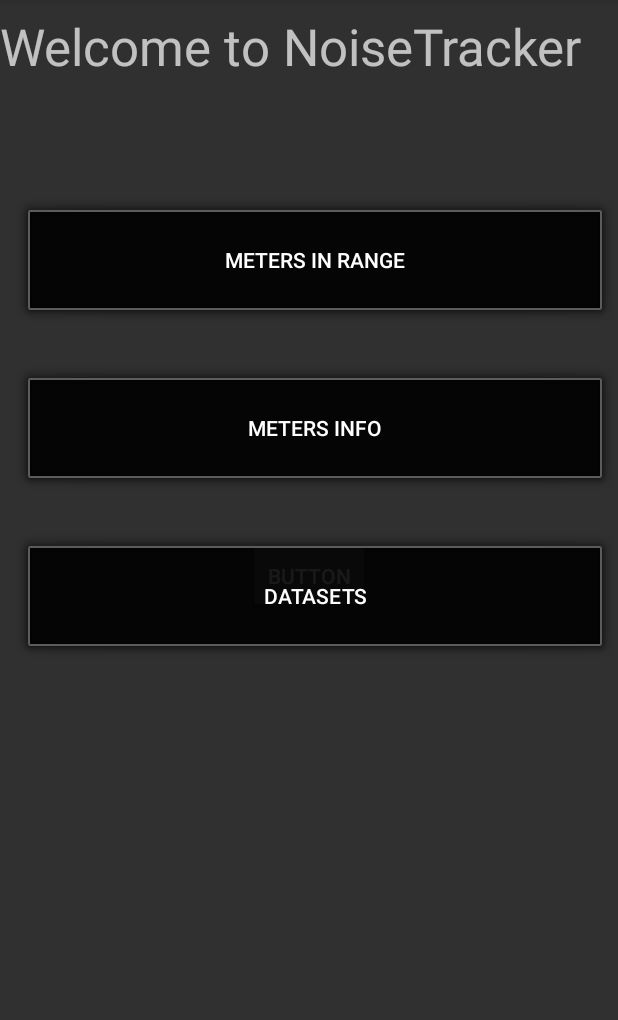
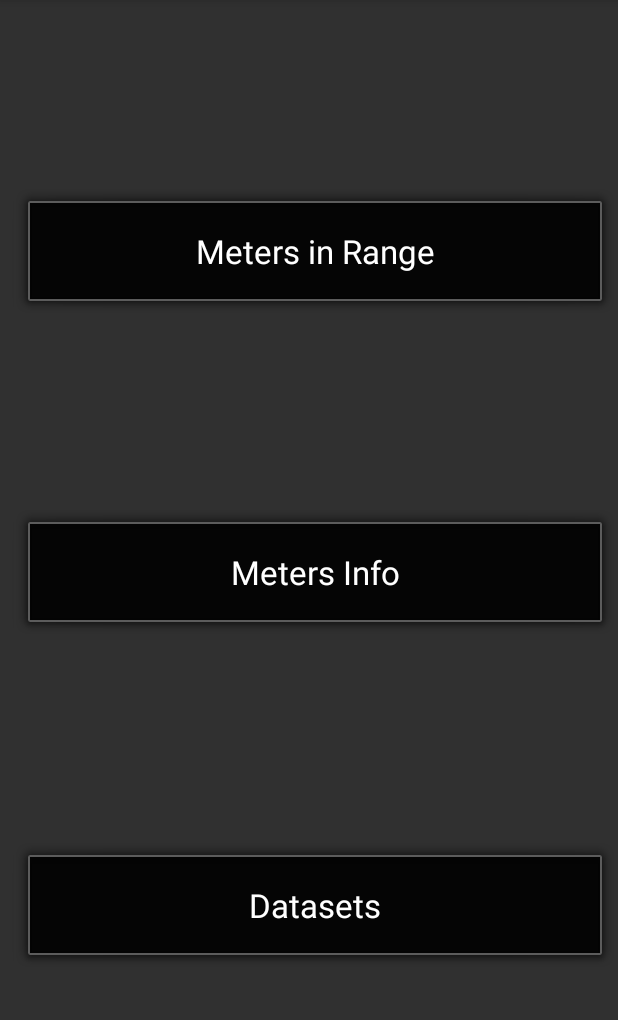
Before and after one commit to ThierrySt-Arnaud/390C-Project, an Android app: the screen it shows after launch (MainActivity), on a phone screen of 412 x 824 dp, the part 84-1104 px from its top. Run offline under Robolectric (Android 15) with nearby library versions, the phone set to English and light mode, and no system bars.

Commit message:
Fixed some UI elements: - Linked all hardcoded strings to the string.xml file - Fixed button relative positions in main activitiy - Removed welcome text in main activity - Removed unused button in main activity - Set orientation to remain in portrait mode

```diff
--- a/SoundLevelApp/app/src/main/res/layout/activity_main.xml
+++ b/SoundLevelApp/app/src/main/res/layout/activity_main.xml
@@ -1,48 +1,29 @@
 <?xml version="1.0" encoding="utf-8"?>
-<android.support.constraint.ConstraintLayout xmlns:android="http://schemas.android.com/apk/res/android"
+<android.support.constraint.ConstraintLayout
+    xmlns:android="http://schemas.android.com/apk/res/android"
     xmlns:app="http://schemas.android.com/apk/res-auto"
     xmlns:tools="http://schemas.android.com/tools"
     android:layout_width="match_parent"
     android:layout_height="match_parent"
-    tools:context="ca.concordia.teamc.soundlevelapp.MainActivity">
-
-    <Button
-        android:id="@+id/button2"
-        android:layout_width="81dp"
-        android:layout_height="49dp"
-        android:layout_marginBottom="8dp"
-        android:layout_marginEnd="8dp"
-        android:layout_marginStart="8dp"
-        android:layout_marginTop="8dp"
-        android:text="Button"
-        app:layout_constraintBottom_toBottomOf="parent"
-        app:layout_constraintEnd_toEndOf="parent"
-        app:layout_constraintStart_toStartOf="parent"
-        app:layout_constraintTop_toTopOf="parent" />
-
-    <TextView
-        android:id="@+id/textView"
-        android:layout_width="match_parent"
-        android:layout_height="100dp"
-        android:layout_alignParentStart="true"
-        android:layout_alignParentTop="true"
-        android:layout_marginTop="8dp"
-        android:text="Welcome to NoiseTracker"
-        android:textAppearance="@style/TextAppearance.AppCompat.Display1"
-        app:layout_constraintTop_toTopOf="parent" />
+    tools:context="ca.concordia.teamc.soundlevelapp.MainActivity"
+    android:screenOrientation="portrait">
 
     <Button
         android:id="@+id/buthistory"
+        style="@style/Widget.AppCompat.Button"
         android:layout_width="match_parent"
         android:layout_height="88dp"
         android:layout_alignParentStart="true"
         android:layout_below="@+id/butrange"
+        android:layout_marginBottom="8dp"
         android:layout_marginStart="8dp"
-        android:layout_marginTop="24dp"
+        android:layout_marginTop="8dp"
         android:background="@android:drawable/alert_dark_frame"
-        android:text="METERS INFO"
+        android:text="@string/meters_info_button"
+        android:textAppearance="@style/TextAppearance.AppCompat.Large"
+        app:layout_constraintBottom_toBottomOf="parent"
         app:layout_constraintStart_toStartOf="parent"
-        app:layout_constraintTop_toBottomOf="@+id/butrange" />
+        app:layout_constraintTop_toTopOf="parent" />
 
     <Button
         android:id="@+id/butlastconnect"
@@ -51,10 +32,13 @@
         android:layout_height="88dp"
         android:layout_alignParentStart="true"
         android:layout_below="@+id/buthistory"
+        android:layout_marginBottom="8dp"
         android:layout_marginStart="8dp"
         android:layout_marginTop="24dp"
         android:background="@android:drawable/alert_dark_frame"
-        android:text="Datasets"
+        android:text="@string/datasets_button"
+        android:textAppearance="@style/TextAppearance.AppCompat.Large"
+        app:layout_constraintBottom_toBottomOf="parent"
         app:layout_constraintStart_toStartOf="parent"
         app:layout_constraintTop_toBottomOf="@+id/buthistory" />
 
@@ -64,12 +48,14 @@
         android:layout_width="match_parent"
         android:layout_height="88dp"
         android:layout_alignParentStart="true"
-        android:layout_below="@+id/textView"
+        android:layout_marginBottom="8dp"
         android:layout_marginStart="8dp"
-        android:layout_marginTop="24dp"
+        android:layout_marginTop="8dp"
         android:background="@android:drawable/alert_dark_frame"
-        android:text="Meters in Range"
+        android:text="@string/meters_in_range_button"
+        android:textAppearance="@style/TextAppearance.AppCompat.Large"
+        app:layout_constraintBottom_toTopOf="@+id/buthistory"
         app:layout_constraintStart_toStartOf="parent"
-        app:layout_constraintTop_toBottomOf="@+id/textView" />
+        app:layout_constraintTop_toTopOf="parent" />
 
 </android.support.constraint.ConstraintLayout>
--- a/SoundLevelApp/app/src/main/res/layout/activity_metersinfopts.xml
+++ b/SoundLevelApp/app/src/main/res/layout/activity_metersinfopts.xml
@@ -4,6 +4,7 @@
     xmlns:tools="http://schemas.android.com/tools"
     android:layout_width="match_parent"
     android:layout_height="match_parent"
-    tools:context="ca.concordia.teamc.soundlevelapp.metersinfopts">
+    tools:context="ca.concordia.teamc.soundlevelapp.metersinfopts"
+    android:screenOrientation="portrait">
 
 </android.support.constraint.ConstraintLayout>
--- a/SoundLevelApp/app/src/main/res/values/strings.xml
+++ b/SoundLevelApp/app/src/main/res/values/strings.xml
@@ -8,4 +8,11 @@
     <string name="phone_location_text">Phone Location</string>
     <string name="textview_text">TextView</string>
     <string name="storage_space_text">Storage Space:</string>
+    <string name="meters_info_button">Meters Info</string>
+    <string name="datasets_button">Datasets</string>
+    <string name="meters_in_range_button">Meters in Range</string>
+    <string name="known_meter_text">Known Meters</string>
+    <string name="search_new_device_button">Search New Device</string>
+    <string name="list_paired_button">List Paired</string>
+    <string name="datasets_text">Datasets</string>
 </resources>
```
Also changed, not shown: SoundLevelApp/app/src/main/AndroidManifest.xml (+0 -12 lines), SoundLevelApp/app/src/main/java/ca/concordia/teamc/soundlevelapp/rangepage.java (deleted, +0 -51 lines), SoundLevelApp/app/src/main/java/ca/concordia/teamc/soundlevelapp/rangepageopts.java (deleted, +0 -13 lines), SoundLevelApp/app/src/main/res/layout/activity_list_devices.xml (+31 -30 lines), SoundLevelApp/app/src/main/res/layout/activity_metersinfo.xml (+5 -3 lines), SoundLevelApp/app/src/main/res/layout/activity_mydatasets.xml (+12 -8 lines), SoundLevelApp/app/src/main/res/layout/activity_rangepage.xml (deleted, +0 -34 lines), SoundLevelApp/app/src/main/res/layout/activity_rangepageopts.xml (deleted, +0 -50 lines), SoundLevelApp/app/src/main/res/layout/meter_config_screen.xml (+9 -7 lines).
